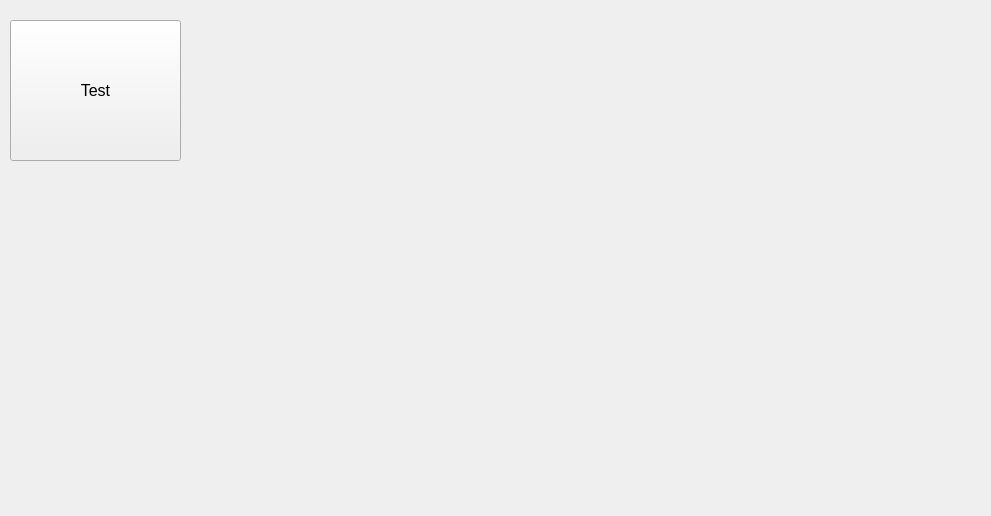
The window that control.ui (MrLalala/OnlineMonitor) describes before a commit, drawn with Qt 5.
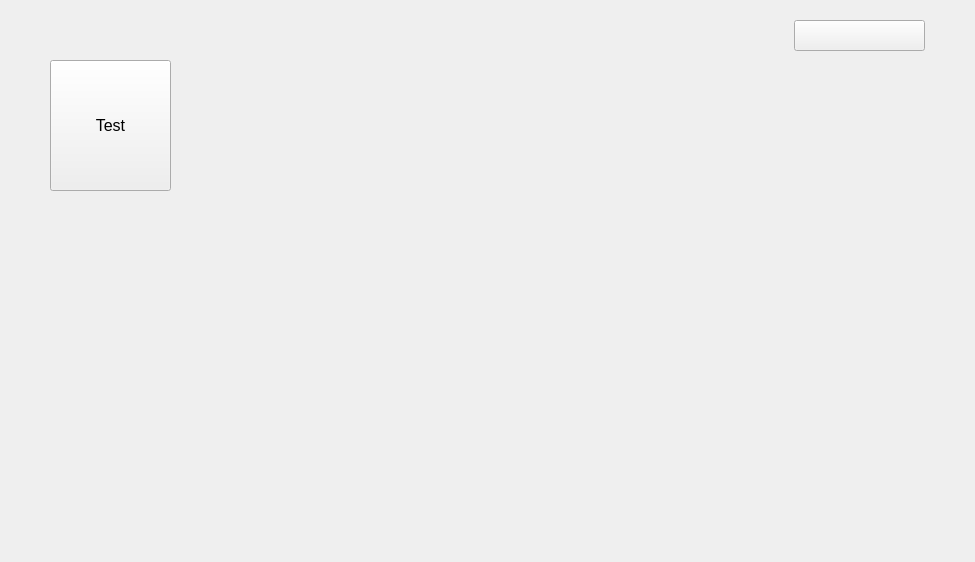
The same window after the commit. Icons and pictures are not drawn. Custom widgets are drawn as their Qt base class.

```diff
--- a/control.ui
+++ b/control.ui
@@ -6,8 +6,8 @@
    <rect>
     <x>0</x>
     <y>0</y>
-    <width>991</width>
-    <height>516</height>
+    <width>975</width>
+    <height>562</height>
    </rect>
   </property>
   <property name="font">
@@ -29,10 +29,10 @@
    <widget class="QToolButton" name="toolButton">
     <property name="geometry">
      <rect>
-      <x>10</x>
-      <y>20</y>
-      <width>171</width>
-      <height>141</height>
+      <x>50</x>
+      <y>60</y>
+      <width>121</width>
+      <height>131</height>
      </rect>
     </property>
     <property name="font">
@@ -61,9 +61,29 @@
      <bool>false</bool>
     </property>
    </widget>
+   <widget class="MyButton" name="user">
+    <property name="geometry">
+     <rect>
+      <x>794</x>
+      <y>20</y>
+      <width>131</width>
+      <height>31</height>
+     </rect>
+    </property>
+    <property name="text">
+     <string/>
+    </property>
+   </widget>
   </widget>
  </widget>
  <layoutdefault spacing="6" margin="11"/>
+ <customwidgets>
+  <customwidget>
+   <class>MyButton</class>
+   <extends>QPushButton</extends>
+   <header>mybutton.h</header>
+  </customwidget>
+ </customwidgets>
  <resources>
   <include location="resources.qrc"/>
  </resources>
```
